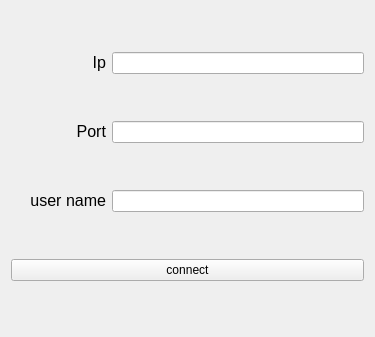
This is login.ui in Tang20145/JCChat as Qt 5 draws it before an edit. The edited form follows.
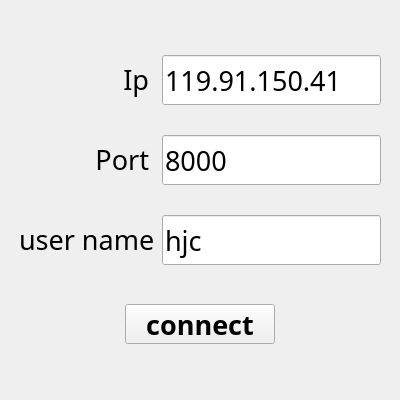
This is the edited form. Icons and pictures are not drawn.

```diff
--- a/login.ui
+++ b/login.ui
@@ -6,70 +6,356 @@
    <rect>
     <x>0</x>
     <y>0</y>
-    <width>375</width>
-    <height>337</height>
+    <width>400</width>
+    <height>400</height>
    </rect>
   </property>
+  <property name="sizePolicy">
+   <sizepolicy hsizetype="Preferred" vsizetype="Preferred">
+    <horstretch>0</horstretch>
+    <verstretch>0</verstretch>
+   </sizepolicy>
+  </property>
+  <property name="minimumSize">
+   <size>
+    <width>400</width>
+    <height>400</height>
+   </size>
+  </property>
+  <property name="maximumSize">
+   <size>
+    <width>600</width>
+    <height>600</height>
+   </size>
+  </property>
   <property name="windowTitle">
    <string>Login</string>
   </property>
-  <layout class="QHBoxLayout" name="horizontalLayout_4">
+  <property name="windowIcon">
+   <iconset resource="res.qrc">
+    <normaloff>:/icons/res/Jc.png</normaloff>:/icons/res/Jc.png</iconset>
+  </property>
+  <layout class="QHBoxLayout" name="horizontalLayout_6">
    <item>
-    <layout class="QVBoxLayout" name="verticalLayout">
+    <layout class="QHBoxLayout" name="horizontalLayout_5">
      <item>
-      <layout class="QHBoxLayout" name="horizontalLayout" stretch="3,8">
+      <spacer name="horizontalSpacer">
+       <property name="orientation">
+        <enum>Qt::Horizontal</enum>
+       </property>
+       <property name="sizeHint" stdset="0">
+        <size>
+         <width>40</width>
+         <height>20</height>
+        </size>
+       </property>
+      </spacer>
+     </item>
+     <item>
+      <layout class="QVBoxLayout" name="verticalLayout">
        <item>
-        <widget class="QLabel" name="ipLabel">
-         <property name="text">
-          <string>&lt;html&gt;&lt;head/&gt;&lt;body&gt;&lt;p align=&quot;right&quot;&gt;&lt;span style=&quot; font-size:12pt;&quot;&gt;Ip&lt;/span&gt;&lt;/p&gt;&lt;/body&gt;&lt;/html&gt;</string>
+        <spacer name="verticalSpacer">
+         <property name="orientation">
+          <enum>Qt::Vertical</enum>
          </property>
-        </widget>
+         <property name="sizeType">
+          <enum>QSizePolicy::Fixed</enum>
+         </property>
+         <property name="sizeHint" stdset="0">
+          <size>
+           <width>20</width>
+           <height>20</height>
+          </size>
+         </property>
+        </spacer>
        </item>
        <item>
-        <widget class="QLineEdit" name="ipLineEdit"/>
+        <layout class="QHBoxLayout" name="horizontalLayout" stretch="5,8">
+         <item>
+          <widget class="QLabel" name="ipLabel">
+           <property name="sizePolicy">
+            <sizepolicy hsizetype="Preferred" vsizetype="Fixed">
+             <horstretch>0</horstretch>
+             <verstretch>0</verstretch>
+            </sizepolicy>
+           </property>
+           <property name="minimumSize">
+            <size>
+             <width>50</width>
+             <height>50</height>
+            </size>
+           </property>
+           <property name="font">
+            <font>
+             <family>等线</family>
+             <pointsize>20</pointsize>
+             <weight>75</weight>
+             <bold>true</bold>
+            </font>
+           </property>
+           <property name="text">
+            <string>&lt;html&gt;&lt;head/&gt;&lt;body&gt;&lt;p align=&quot;right&quot;&gt;&lt;span style=&quot; font-weight:400;&quot;&gt;Ip &lt;/span&gt;&lt;/p&gt;&lt;/body&gt;&lt;/html&gt;</string>
+           </property>
+          </widget>
+         </item>
+         <item>
+          <widget class="QLineEdit" name="ipLineEdit">
+           <property name="sizePolicy">
+            <sizepolicy hsizetype="Preferred" vsizetype="Fixed">
+             <horstretch>0</horstretch>
+             <verstretch>0</verstretch>
+            </sizepolicy>
+           </property>
+           <property name="minimumSize">
+            <size>
+             <width>0</width>
+             <height>50</height>
+            </size>
+           </property>
+           <property name="font">
+            <font>
+             <family>等线</family>
+             <pointsize>20</pointsize>
+             <weight>50</weight>
+             <bold>false</bold>
+            </font>
+           </property>
+           <property name="text">
+            <string>119.91.150.41</string>
+           </property>
+          </widget>
+         </item>
+        </layout>
        </item>
-      </layout>
-     </item>
-     <item>
-      <layout class="QHBoxLayout" name="horizontalLayout_2" stretch="3,8">
        <item>
-        <widget class="QLabel" name="ipLabel_2">
-         <property name="text">
-          <string>&lt;html&gt;&lt;head/&gt;&lt;body&gt;&lt;p align=&quot;right&quot;&gt;&lt;span style=&quot; font-size:12pt;&quot;&gt;Port&lt;/span&gt;&lt;/p&gt;&lt;/body&gt;&lt;/html&gt;</string>
-         </property>
-        </widget>
+        <layout class="QHBoxLayout" name="horizontalLayout_2" stretch="5,8">
+         <item>
+          <widget class="QLabel" name="ipLabel_2">
+           <property name="sizePolicy">
+            <sizepolicy hsizetype="Preferred" vsizetype="Fixed">
+             <horstretch>0</horstretch>
+             <verstretch>0</verstretch>
+            </sizepolicy>
+           </property>
+           <property name="minimumSize">
+            <size>
+             <width>50</width>
+             <height>50</height>
+            </size>
+           </property>
+           <property name="font">
+            <font>
+             <family>等线</family>
+             <pointsize>20</pointsize>
+             <weight>75</weight>
+             <bold>true</bold>
+            </font>
+           </property>
+           <property name="text">
+            <string>&lt;html&gt;&lt;head/&gt;&lt;body&gt;&lt;p align=&quot;right&quot;&gt;&lt;span style=&quot; font-weight:400;&quot;&gt;Port &lt;/span&gt;&lt;/p&gt;&lt;/body&gt;&lt;/html&gt;</string>
+           </property>
+          </widget>
+         </item>
+         <item>
+          <widget class="QLineEdit" name="portLineEdit">
+           <property name="sizePolicy">
+            <sizepolicy hsizetype="Preferred" vsizetype="Fixed">
+             <horstretch>0</horstretch>
+             <verstretch>0</verstretch>
+            </sizepolicy>
+           </property>
+           <property name="minimumSize">
+            <size>
+             <width>0</width>
+             <height>50</height>
+            </size>
+           </property>
+           <property name="font">
+            <font>
+             <family>等线</family>
+             <pointsize>20</pointsize>
+             <weight>50</weight>
+             <bold>false</bold>
+            </font>
+           </property>
+           <property name="text">
+            <string>8000</string>
+           </property>
+          </widget>
+         </item>
+        </layout>
        </item>
        <item>
-        <widget class="QLineEdit" name="portLineEdit"/>
+        <layout class="QHBoxLayout" name="horizontalLayout_3" stretch="5,8">
+         <item>
+          <widget class="QLabel" name="ipLabel_3">
+           <property name="sizePolicy">
+            <sizepolicy hsizetype="Preferred" vsizetype="Fixed">
+             <horstretch>0</horstretch>
+             <verstretch>0</verstretch>
+            </sizepolicy>
+           </property>
+           <property name="minimumSize">
+            <size>
+             <width>50</width>
+             <height>50</height>
+            </size>
+           </property>
+           <property name="maximumSize">
+            <size>
+             <width>16777215</width>
+             <height>100</height>
+            </size>
+           </property>
+           <property name="font">
+            <font>
+             <family>等线</family>
+             <pointsize>28</pointsize>
+             <weight>75</weight>
+             <bold>true</bold>
+            </font>
+           </property>
+           <property name="text">
+            <string>&lt;html&gt;&lt;head/&gt;&lt;body&gt;&lt;p align=&quot;right&quot;&gt;&lt;span style=&quot; font-size:20pt; font-weight:400;&quot;&gt;user name &lt;/span&gt;&lt;/p&gt;&lt;/body&gt;&lt;/html&gt;</string>
+           </property>
+          </widget>
+         </item>
+         <item>
+          <widget class="QLineEdit" name="usernameLineEdit">
+           <property name="sizePolicy">
+            <sizepolicy hsizetype="Preferred" vsizetype="Fixed">
+             <horstretch>0</horstretch>
+             <verstretch>0</verstretch>
+            </sizepolicy>
+           </property>
+           <property name="minimumSize">
+            <size>
+             <width>0</width>
+             <height>50</height>
+            </size>
+           </property>
+           <property name="font">
+            <font>
+             <family>等线</family>
+             <pointsize>20</pointsize>
+             <weight>50</weight>
+             <bold>false</bold>
+            </font>
+           </property>
+           <property name="text">
+            <string>hjc</string>
+           </property>
+          </widget>
+         </item>
+        </layout>
        </item>
-      </layout>
-     </item>
-     <item>
-      <layout class="QHBoxLayout" name="horizontalLayout_3" stretch="3,8">
        <item>
-        <widget class="QLabel" name="ipLabel_3">
-         <property name="text">
-          <string>&lt;html&gt;&lt;head/&gt;&lt;body&gt;&lt;p align=&quot;right&quot;&gt;&lt;span style=&quot; font-size:12pt;&quot;&gt;user name&lt;/span&gt;&lt;/p&gt;&lt;/body&gt;&lt;/html&gt;</string>
+        <widget class="QWidget" name="widget" native="true">
+         <property name="sizePolicy">
+          <sizepolicy hsizetype="Preferred" vsizetype="Fixed">
+           <horstretch>0</horstretch>
+           <verstretch>0</verstretch>
+          </sizepolicy>
          </property>
+         <layout class="QHBoxLayout" name="horizontalLayout_4">
+          <item>
+           <spacer name="rightHorizontalSpacer">
+            <property name="orientation">
+             <enum>Qt::Horizontal</enum>
+            </property>
+            <property name="sizeHint" stdset="0">
+             <size>
+              <width>20</width>
+              <height>20</height>
+             </size>
+            </property>
+           </spacer>
+          </item>
+          <item>
+           <widget class="QPushButton" name="connectPushButton">
+            <property name="sizePolicy">
+             <sizepolicy hsizetype="Preferred" vsizetype="Fixed">
+              <horstretch>0</horstretch>
+              <verstretch>0</verstretch>
+             </sizepolicy>
+            </property>
+            <property name="minimumSize">
+             <size>
+              <width>150</width>
+              <height>40</height>
+             </size>
+            </property>
+            <property name="maximumSize">
+             <size>
+              <width>150</width>
+              <height>40</height>
+             </size>
+            </property>
+            <property name="sizeIncrement">
+             <size>
+              <width>0</width>
+              <height>250</height>
+             </size>
+            </property>
+            <property name="font">
+             <font>
+              <family>等线</family>
+              <pointsize>20</pointsize>
+              <weight>75</weight>
+              <bold>true</bold>
+             </font>
+            </property>
+            <property name="text">
+             <string>connect</string>
+            </property>
+           </widget>
+          </item>
+          <item>
+           <spacer name="leftHorizontalSpacer">
+            <property name="orientation">
+             <enum>Qt::Horizontal</enum>
+            </property>
+            <property name="sizeHint" stdset="0">
+             <size>
+              <width>20</width>
+              <height>20</height>
+             </size>
+            </property>
+           </spacer>
+          </item>
+         </layout>
         </widget>
        </item>
        <item>
-        <widget class="QLineEdit" name="usernameLineEdit"/>
+        <spacer name="verticalSpacer_2">
+         <property name="orientation">
+          <enum>Qt::Vertical</enum>
+         </property>
+         <property name="sizeType">
+          <enum>QSizePolicy::Fixed</enum>
+         </property>
+         <property name="sizeHint" stdset="0">
+          <size>
+           <width>20</width>
+           <height>10</height>
+          </size>
+         </property>
+        </spacer>
        </item>
       </layout>
      </item>
      <item>
-      <widget class="QPushButton" name="connectPushButton">
-       <property name="sizePolicy">
-        <sizepolicy hsizetype="Minimum" vsizetype="Fixed">
-         <horstretch>0</horstretch>
-         <verstretch>0</verstretch>
-        </sizepolicy>
+      <spacer name="horizontalSpacer_2">
+       <property name="orientation">
+        <enum>Qt::Horizontal</enum>
        </property>
-       <property name="text">
-        <string>connect</string>
+       <property name="sizeHint" stdset="0">
+        <size>
+         <width>40</width>
+         <height>20</height>
+        </size>
        </property>
-      </widget>
+      </spacer>
      </item>
     </layout>
    </item>
```
Left out of the diff: 4 changed lines with no effect on the pictures.
